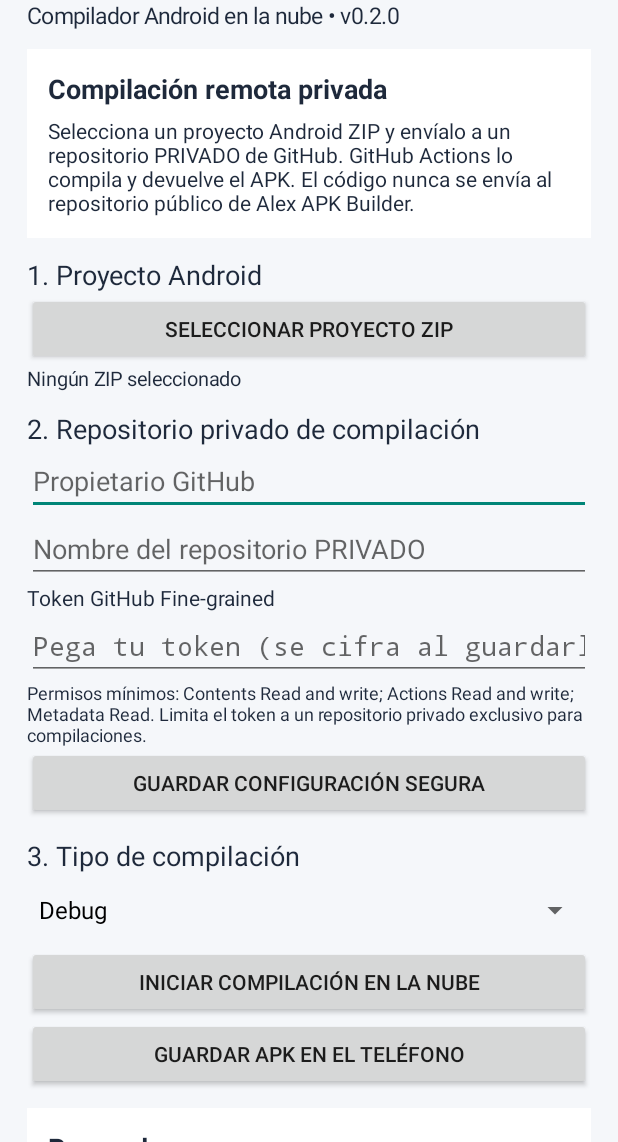
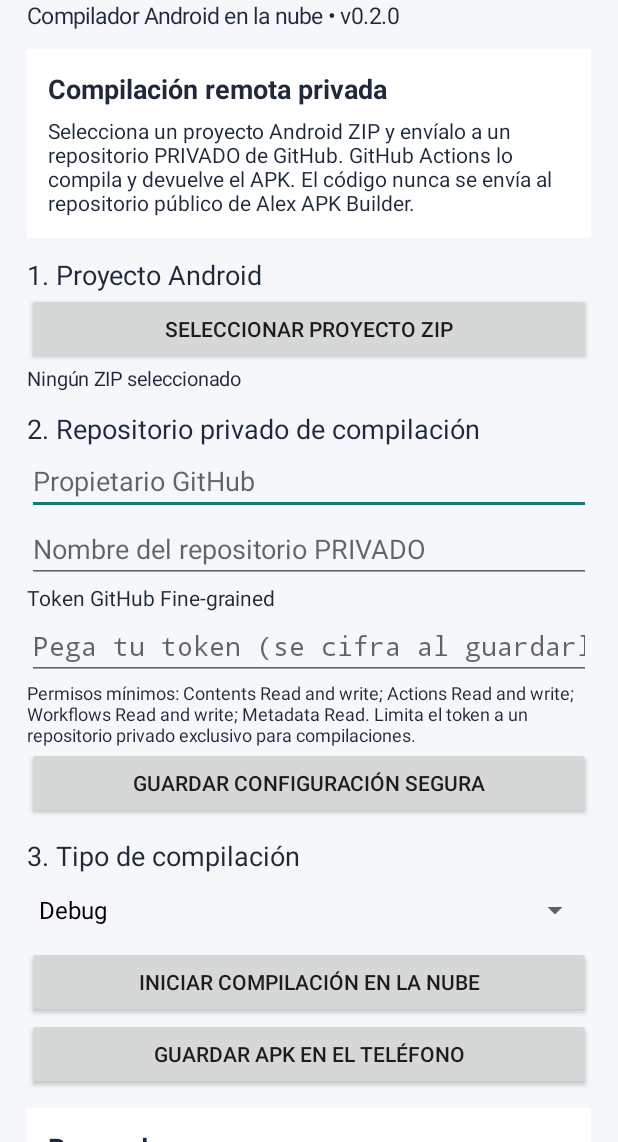
Before and after one commit to blackonce11-web/AlexAPKBuilder, an Android app: the screen it shows after launch (MainActivity), on a phone screen of 412 x 824 dp, the part 94-1236 px from its top. Run offline under Robolectric (Android 15) with nearby library versions, the phone set to English and light mode, and no system bars; pictures from the network do not load.

Commit message:
Aclara permisos necesarios para token Fine-grained

```diff
--- a/app/src/main/java/com/alex/apkbuilder/MainActivity.java
+++ b/app/src/main/java/com/alex/apkbuilder/MainActivity.java
@@ -12,7 +12,7 @@ public class MainActivity extends Activity {
  card("Compilación remota privada","Selecciona un proyecto Android ZIP y envíalo a un repositorio PRIVADO de GitHub. GitHub Actions lo compila y devuelve el APK. El código nunca se envía al repositorio público de Alex APK Builder.");
  root.addView(t("1. Proyecto Android",18));btn("SELECCIONAR PROYECTO ZIP",()->{Intent i=new Intent(Intent.ACTION_OPEN_DOCUMENT);i.setType("application/zip");i.addCategory(Intent.CATEGORY_OPENABLE);startActivityForResult(i,PICK);});fileLabel=t("Ningún ZIP seleccionado",13);root.addView(fileLabel);gap();
  root.addView(t("2. Repositorio privado de compilación",18));owner=field("Propietario GitHub");repo=field("Nombre del repositorio PRIVADO");root.addView(t("Token GitHub Fine-grained",14));token=field("Pega tu token (se cifra al guardarlo)");token.setInputType( android.text.InputType.TYPE_CLASS_TEXT|android.text.InputType.TYPE_TEXT_VARIATION_PASSWORD);
- root.addView(t("Permisos mínimos: Contents Read and write; Actions Read and write; Metadata Read. Limita el token a un repositorio privado exclusivo para compilaciones.",12));btn("GUARDAR CONFIGURACIÓN SEGURA",()->save());gap();
+ root.addView(t("Permisos mínimos: Contents Read and write; Actions Read and write; Workflows Read and write; Metadata Read. Limita el token a un repositorio privado exclusivo para compilaciones.",12));btn("GUARDAR CONFIGURACIÓN SEGURA",()->save());gap();
  root.addView(t("3. Tipo de compilación",18));mode=new Spinner(this);mode.setAdapter(new ArrayAdapter<String>(this,android.R.layout.simple_spinner_dropdown_item,new String[]{"Debug","Release (puede no estar firmado)"}));root.addView(mode);
  btn("INICIAR COMPILACIÓN EN LA NUBE",()->build());btn("GUARDAR APK EN EL TELÉFONO",()->saveApk());gap();
  card("Proveedores","GitHub Actions es el primer proveedor integrado. Codemagic y Bitrise requieren sus propias credenciales y flujos; no se muestran como disponibles hasta integrar y probar sus APIs.");
```
